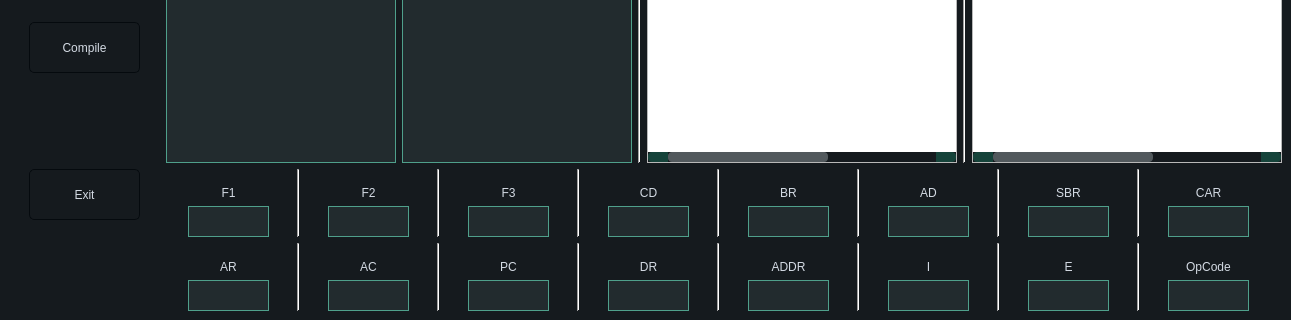
darabzsh/MicroprogramAssembler, file Assembler/mainwindow.ui: the form before one commit; both pictures show x 0 to 1291 and y 373 to 693 of the 1291 by 693 pixel window.
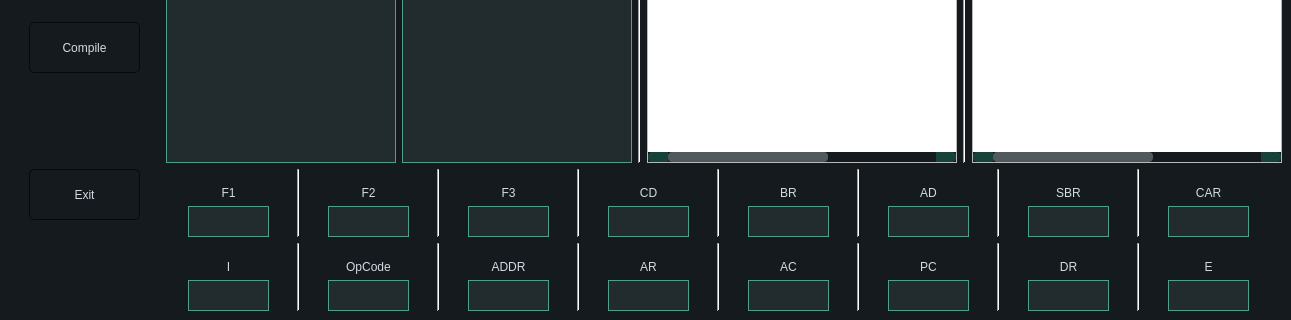
The form after the commit.

Commit message: Add some functions for binary numbers

The edit to the form file:
```diff
--- a/Assembler/mainwindow.ui
+++ b/Assembler/mainwindow.ui
@@ -1280,6 +1280,153 @@
           </item>
           <item>
            <layout class="QHBoxLayout" name="horizontalLayout_2">
+            <item>
+             <layout class="QVBoxLayout" name="verticalLayout_14">
+              <item>
+               <widget class="QLabel" name="label_13">
+                <property name="minimumSize">
+                 <size>
+                  <width>81</width>
+                  <height>31</height>
+                 </size>
+                </property>
+                <property name="maximumSize">
+                 <size>
+                  <width>81</width>
+                  <height>31</height>
+                 </size>
+                </property>
+                <property name="text">
+                 <string>I</string>
+                </property>
+                <property name="alignment">
+                 <set>Qt::AlignBottom|Qt::AlignHCenter</set>
+                </property>
+               </widget>
+              </item>
+              <item>
+               <widget class="QLineEdit" name="I">
+                <property name="minimumSize">
+                 <size>
+                  <width>0</width>
+                  <height>31</height>
+                 </size>
+                </property>
+                <property name="maximumSize">
+                 <size>
+                  <width>81</width>
+                  <height>31</height>
+                 </size>
+                </property>
+               </widget>
+              </item>
+             </layout>
+            </item>
+            <item>
+             <widget class="Line" name="line_15">
+              <property name="orientation">
+               <enum>Qt::Vertical</enum>
+              </property>
+             </widget>
+            </item>
+            <item>
+             <layout class="QVBoxLayout" name="verticalLayout_16">
+              <item>
+               <widget class="QLabel" name="label_16">
+                <property name="minimumSize">
+                 <size>
+                  <width>81</width>
+                  <height>31</height>
+                 </size>
+                </property>
+                <property name="maximumSize">
+                 <size>
+                  <width>81</width>
+                  <height>31</height>
+                 </size>
+                </property>
+                <property name="text">
+                 <string>OpCode</string>
+                </property>
+                <property name="alignment">
+                 <set>Qt::AlignBottom|Qt::AlignHCenter</set>
+                </property>
+               </widget>
+              </item>
+              <item>
+               <widget class="QLineEdit" name="OpCode">
+                <property name="minimumSize">
+                 <size>
+                  <width>0</width>
+                  <height>31</height>
+                 </size>
+                </property>
+                <property name="maximumSize">
+                 <size>
+                  <width>81</width>
+                  <height>31</height>
+                 </size>
+                </property>
+               </widget>
+              </item>
+             </layout>
+            </item>
+            <item>
+             <widget class="Line" name="line_13">
+              <property name="orientation">
+               <enum>Qt::Vertical</enum>
+              </property>
+             </widget>
+            </item>
+            <item>
+             <layout class="QVBoxLayout" name="verticalLayout_13">
+              <item>
+               <widget class="QLabel" name="label_15">
+                <property name="minimumSize">
+                 <size>
+                  <width>81</width>
+                  <height>31</height>
+                 </size>
+                </property>
+                <property name="maximumSize">
+                 <size>
+                  <width>81</width>
+                  <height>31</height>
+                 </size>
+                </property>
+                <property name="text">
+                 <string>ADDR</string>
+                </property>
+                <property name="alignment">
+                 <set>Qt::AlignBottom|Qt::AlignHCenter</set>
+                </property>
+               </widget>
+              </item>
+              <item>
+               <widget class="QLineEdit" name="ADDR">
+                <property name="minimumSize">
+                 <size>
+                  <width>0</width>
+                  <height>31</height>
+                 </size>
+                </property>
+                <property name="maximumSize">
+                 <size>
+                  <width>81</width>
+                  <height>31</height>
+                 </size>
+                </property>
+               </widget>
+              </item>
+             </layout>
+            </item>
+            <item>
+             <widget class="Line" name="line_16">
+              <property name="orientation">
+               <enum>Qt::Vertical</enum>
+              </property>
+             </widget>
+            </item>
             <item>
              <layout class="QVBoxLayout" name="verticalLayout_9">
               <item>
@@ -1469,55 +1616,6 @@
               </item>
              </layout>
             </item>
-            <item>
-             <widget class="Line" name="line_13">
-              <property name="orientation">
-               <enum>Qt::Vertical</enum>
-              </property>
-             </widget>
-            </item>
-            <item>
-             <layout class="QVBoxLayout" name="verticalLayout_13">
-              <item>
-               <widget class="QLabel" name="label_15">
-                <property name="minimumSize">
-                 <size>
-                  <width>81</width>
-                  <height>31</height>
-                 </size>
-                </property>
-                <property name="maximumSize">
-                 <size>
-                  <width>81</width>
-                  <height>31</height>
-                 </size>
-                </property>
-                <property name="text">
-                 <string>ADDR</string>
-                </property>
-                <property name="alignment">
-                 <set>Qt::AlignBottom|Qt::AlignHCenter</set>
-                </property>
-               </widget>
-              </item>
-              <item>
-               <widget class="QLineEdit" name="ADDR">
-                <property name="minimumSize">
-                 <size>
-                  <width>0</width>
-                  <height>31</height>
-                 </size>
-                </property>
-                <property name="maximumSize">
-                 <size>
-                  <width>81</width>
-                  <height>31</height>
-                 </size>
-                </property>
-               </widget>
-              </item>
-             </layout>
-            </item>
             <item>
              <widget class="Line" name="line_14">
               <property name="orientation">
@@ -1525,55 +1623,6 @@
               </property>
              </widget>
             </item>
-            <item>
-             <layout class="QVBoxLayout" name="verticalLayout_14">
-              <item>
-               <widget class="QLabel" name="label_13">
-                <property name="minimumSize">
-                 <size>
-                  <width>81</width>
-                  <height>31</height>
-                 </size>
-                </property>
-                <property name="maximumSize">
-                 <size>
-                  <width>81</width>
-                  <height>31</height>
-                 </size>
-                </property>
-                <property name="text">
-                 <string>I</string>
-                </property>
-                <property name="alignment">
-                 <set>Qt::AlignBottom|Qt::AlignHCenter</set>
-                </property>
-               </widget>
-              </item>
-              <item>
-               <widget class="QLineEdit" name="I">
-                <property name="minimumSize">
-                 <size>
-                  <width>0</width>
-                  <height>31</height>
-                 </size>
-                </property>
-                <property name="maximumSize">
-                 <size>
-                  <width>81</width>
-                  <height>31</height>
-                 </size>
-                </property>
-               </widget>
-              </item>
-             </layout>
-            </item>
-            <item>
-             <widget class="Line" name="line_15">
-              <property name="orientation">
-               <enum>Qt::Vertical</enum>
-              </property>
-             </widget>
-            </item>
             <item>
              <layout class="QVBoxLayout" name="verticalLayout_15">
               <item>
@@ -1616,55 +1665,6 @@
               </item>
              </layout>
             </item>
-            <item>
-             <widget class="Line" name="line_16">
-              <property name="orientation">
-               <enum>Qt::Vertical</enum>
-              </property>
-             </widget>
-            </item>
-            <item>
-             <layout class="QVBoxLayout" name="verticalLayout_16">
-              <item>
-               <widget class="QLabel" name="label_16">
-                <property name="minimumSize">
-                 <size>
-                  <width>81</width>
-                  <height>31</height>
-                 </size>
-                </property>
-                <property name="maximumSize">
-                 <size>
-                  <width>81</width>
-                  <height>31</height>
-                 </size>
-                </property>
-                <property name="text">
-                 <string>OpCode</string>
-                </property>
-                <property name="alignment">
-                 <set>Qt::AlignBottom|Qt::AlignHCenter</set>
-                </property>
-               </widget>
-              </item>
-              <item>
-               <widget class="QLineEdit" name="OpCode">
-                <property name="minimumSize">
-                 <size>
-                  <width>0</width>
-                  <height>31</height>
-                 </size>
-                </property>
-                <property name="maximumSize">
-                 <size>
-                  <width>81</width>
-                  <height>31</height>
-                 </size>
-                </property>
-               </widget>
-              </item>
-             </layout>
-            </item>
            </layout>
           </item>
          </layout>
```
Left out of the diff: 4 changed lines with no effect on the pictures. The commit also changes 2 other files.
